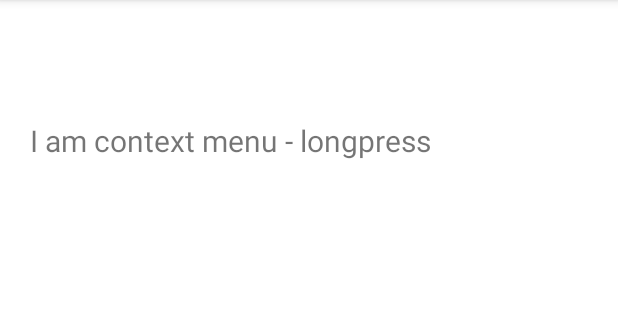
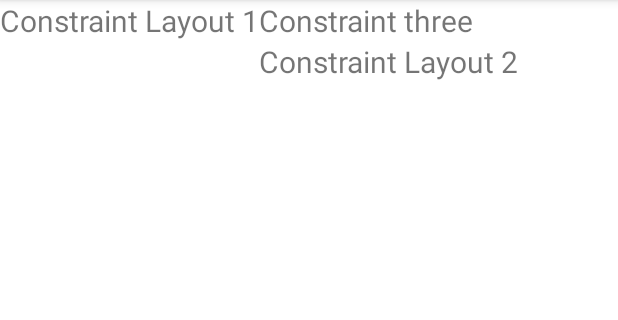
Before and after one commit to saljeshh/MobileProgrammingLabReport, an Android app: the screen it shows after launch (ContextActivity before the commit, MainActivity after it), on a phone screen of 412 x 824 dp, the part 84-404 px from its top. Run offline under Robolectric (Android 15) with nearby library versions, the phone set to English and light mode, and no system bars.

Commit message:
Lab 2 - types of layout

```diff
--- a/app/src/main/java/com/example/labreports/ContextActivity.java
+++ /dev/null
@@ -1,47 +0,0 @@
-package com.example.labreports;
-
-import android.os.Bundle;
-import android.view.ContextMenu;
-import android.view.MenuItem;
-import android.view.View;
-import android.widget.TextView;
-import android.widget.Toast;
-
-import androidx.annotation.NonNull;
-import androidx.annotation.Nullable;
-import androidx.appcompat.app.AppCompatActivity;
-
-public class ContextActivity extends AppCompatActivity {
-    @Override
-    protected void onCreate(@Nullable Bundle savedInstanceState) {
-        super.onCreate(savedInstanceState);
-        setContentView(R.layout.context);
-
-        TextView txt = findViewById(R.id.text_view);
-
-        registerForContextMenu(txt);
-
-    }
-
-    // ctrl+o - oncreatecontext menu
-    @Override
-    public void onCreateContextMenu(ContextMenu menu, View v, ContextMenu.ContextMenuInfo menuInfo) {
-        super.onCreateContextMenu(menu, v, menuInfo);
-
-        getMenuInflater().inflate(R.menu.context_menu,menu);
-
-    }
-
-    @Override
-    public boolean onContextItemSelected(@NonNull MenuItem item) {
-        int id = item.getItemId();
-
-        if(id == R.id.option1){
-            Toast.makeText(this, "Option 1 selected", Toast.LENGTH_SHORT).show();
-        }else if(id == R.id.option2){
-            Toast.makeText(this, "Option 1 selected", Toast.LENGTH_SHORT).show();
-        }
-
-        return super.onContextItemSelected(item);
-    }
-}
--- /dev/null
+++ b/app/src/main/res/layout/constraint_layout.xml
@@ -0,0 +1,37 @@
+<?xml version="1.0" encoding="utf-8"?>
+<androidx.constraintlayout.widget.ConstraintLayout xmlns:android="http://schemas.android.com/apk/res/android"
+    android:layout_width="match_parent"
+    android:layout_height="match_parent"
+    xmlns:tools="http://schemas.android.com/tools"
+    xmlns:app="http://schemas.android.com/apk/res-auto">
+
+    <TextView
+        android:layout_width="wrap_content"
+        android:layout_height="wrap_content"
+        android:text="Constraint Layout 1"
+        android:id="@+id/one"
+        android:textSize="20dp"
+        tools:ignore="MissingConstraints"
+        />
+
+    <TextView
+        android:layout_width="wrap_content"
+        android:layout_height="wrap_content"
+        android:id="@+id/two"
+        android:textSize="20dp"
+        android:text="Constraint Layout 2"
+        app:layout_constraintLeft_toRightOf="@id/one"
+        app:layout_constraintTop_toBottomOf="@id/one"
+        />
+
+    <TextView
+        android:layout_width="wrap_content"
+        android:layout_height="wrap_content"
+        android:id="@+id/three"
+        android:text="Constraint three"
+        android:textSize="20dp"
+        app:layout_constraintLeft_toLeftOf="@id/two"
+        app:layout_constraintBottom_toTopOf="@id/two"
+        />
+
+</androidx.constraintlayout.widget.ConstraintLayout>
--- a/app/src/main/res/layout/context.xml
+++ /dev/null
@@ -1,16 +0,0 @@
-<?xml version="1.0" encoding="utf-8"?>
-<LinearLayout xmlns:android="http://schemas.android.com/apk/res/android"
-    android:layout_width="match_parent"
-    android:layout_height="match_parent">
-
-    <TextView
-        android:layout_width="wrap_content"
-        android:layout_height="wrap_content"
-        android:id="@+id/text_view"
-        android:text="I am context menu - longpress"
-        android:layout_marginTop="80dp"
-        android:layout_marginLeft="20dp"
-        android:textSize="20sp"
-        />
-
-</LinearLayout>
--- a/app/src/main/res/menu/context_menu.xml
+++ /dev/null
@@ -1,11 +0,0 @@
-<?xml version="1.0" encoding="utf-8"?>
-<menu xmlns:android="http://schemas.android.com/apk/res/android">
-    <item
-        android:id="@+id/option1"
-        android:title="Option 1"/>
-
-    <item
-        android:id="@+id/option2"
-        android:title="Option 2"/>
-
-</menu>
```
Also changed, not shown: app/src/main/AndroidManifest.xml (+0 -8 lines), app/src/main/java/com/example/labreports/MainActivity.java (+1 -33 lines), app/src/main/java/com/example/labreports/PopupActivity.java (deleted, +0 -41 lines), app/src/main/res/layout/linear_layout.xml (added, +29 -0 lines), app/src/main/res/layout/popup.xml (deleted, +0 -16 lines), app/src/main/res/layout/relative_layout.xml (added, +29 -0 lines), app/src/main/res/menu/example_menu.xml (deleted, +0 -24 lines), app/src/main/res/menu/popup_menu.xml (deleted, +0 -11 lines).
